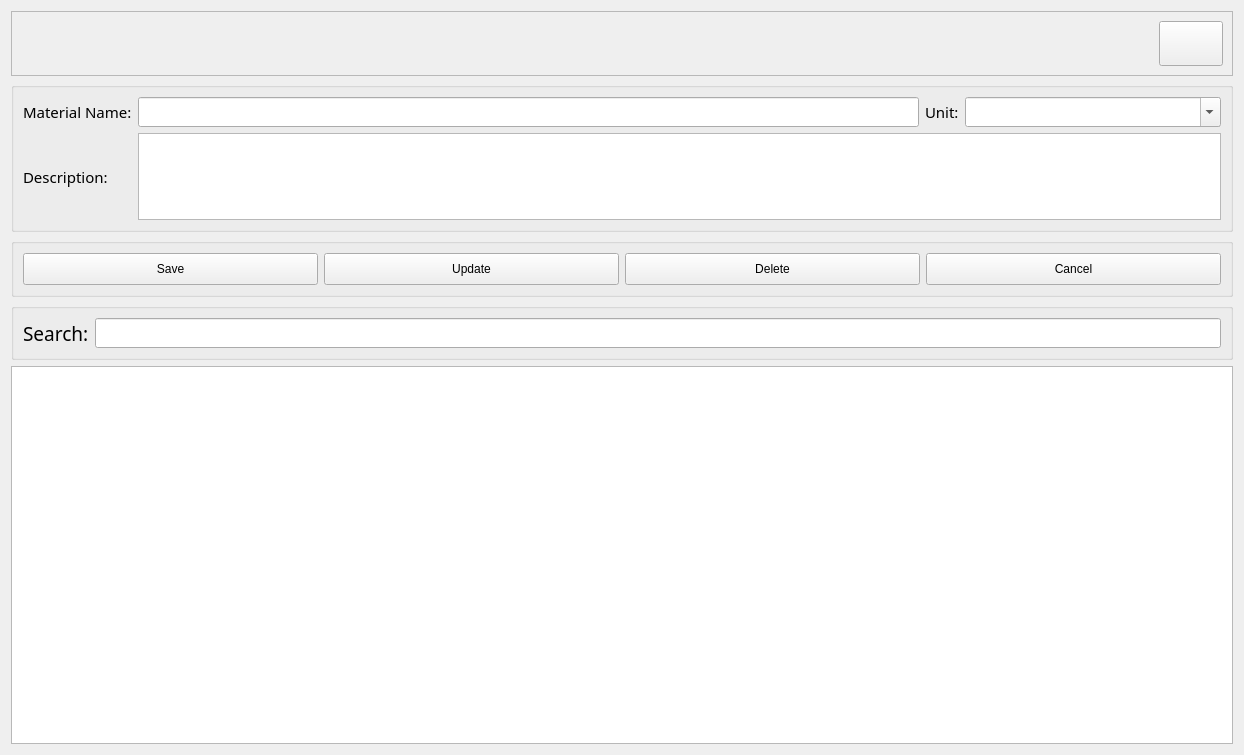
Before: the Qt Designer form ui/material_view.ui in joeescarcega8879/PyQt6-Warehouse-System, drawn with Qt 5.
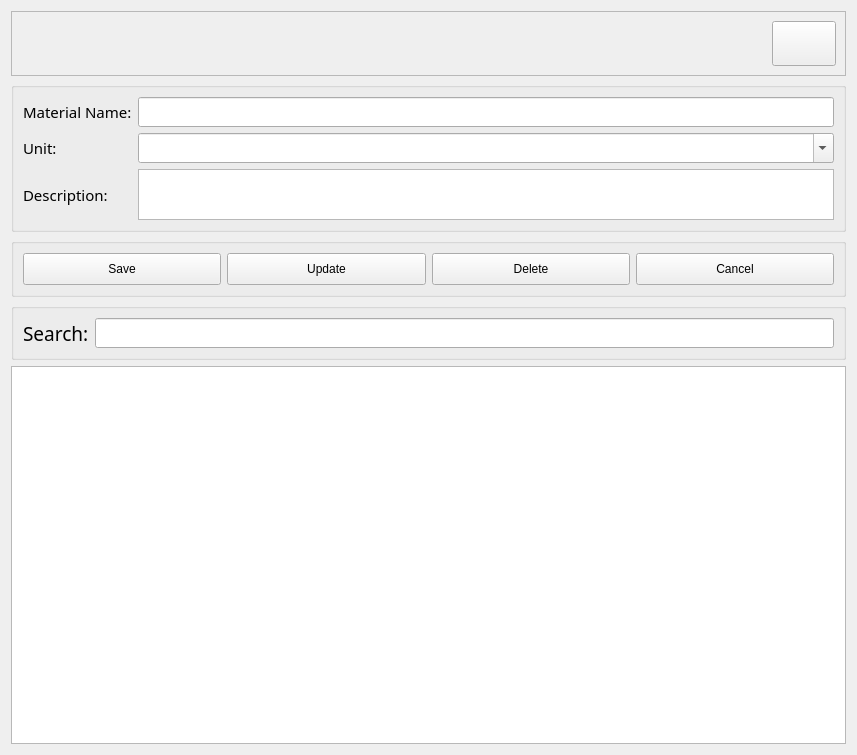
After: the same form once the commit is applied. Icons and pictures are not drawn.

Commit message: feat: Enhance material and production line management

Diff of the .ui file:
```diff
--- a/ui/material_view.ui
+++ b/ui/material_view.ui
@@ -6,7 +6,7 @@
    <rect>
     <x>0</x>
     <y>0</y>
-    <width>1244</width>
+    <width>857</width>
     <height>755</height>
    </rect>
   </property>
@@ -221,22 +221,6 @@
         </property>
        </widget>
       </item>
-      <item row="1" column="2" colspan="3">
-       <widget class="QLineEdit" name="input_material_name">
-        <property name="sizePolicy">
-         <sizepolicy hsizetype="Expanding" vsizetype="Fixed">
-          <horstretch>0</horstretch>
-          <verstretch>0</verstretch>
-         </sizepolicy>
-        </property>
-        <property name="font">
-         <font>
-          <family>Century Gothic</family>
-          <pointsize>11</pointsize>
-         </font>
-        </property>
-       </widget>
-      </item>
       <item row="1" column="0">
        <widget class="QLabel" name="label">
         <property name="sizePolicy">
@@ -256,7 +240,42 @@
         </property>
        </widget>
       </item>
-      <item row="1" column="6">
+      <item row="2" column="0">
+       <widget class="QLabel" name="label_3">
+        <property name="sizePolicy">
+         <sizepolicy hsizetype="Fixed" vsizetype="Preferred">
+          <horstretch>0</horstretch>
+          <verstretch>0</verstretch>
+         </sizepolicy>
+        </property>
+        <property name="font">
+         <font>
+          <family>Century Gothic</family>
+          <pointsize>11</pointsize>
+         </font>
+        </property>
+        <property name="text">
+         <string>Unit:</string>
+        </property>
+       </widget>
+      </item>
+      <item row="1" column="2" colspan="5">
+       <widget class="QLineEdit" name="input_material_name">
+        <property name="sizePolicy">
+         <sizepolicy hsizetype="Expanding" vsizetype="Fixed">
+          <horstretch>0</horstretch>
+          <verstretch>0</verstretch>
+         </sizepolicy>
+        </property>
+        <property name="font">
+         <font>
+          <family>Century Gothic</family>
+          <pointsize>11</pointsize>
+         </font>
+        </property>
+       </widget>
+      </item>
+      <item row="2" column="2" colspan="5">
        <widget class="QComboBox" name="cbo_unit">
         <property name="sizePolicy">
          <sizepolicy hsizetype="Minimum" vsizetype="Fixed">
@@ -275,25 +294,6 @@
         </property>
        </widget>
       </item>
-      <item row="1" column="5">
-       <widget class="QLabel" name="label_3">
-        <property name="sizePolicy">
-         <sizepolicy hsizetype="Fixed" vsizetype="Preferred">
-          <horstretch>0</horstretch>
-          <verstretch>0</verstretch>
-         </sizepolicy>
-        </property>
-        <property name="font">
-         <font>
-          <family>Century Gothic</family>
-          <pointsize>11</pointsize>
-         </font>
-        </property>
-        <property name="text">
-         <string>Unit:</string>
-        </property>
-       </widget>
-      </item>
      </layout>
     </widget>
    </item>
```
The commit also changes 16 other files.
